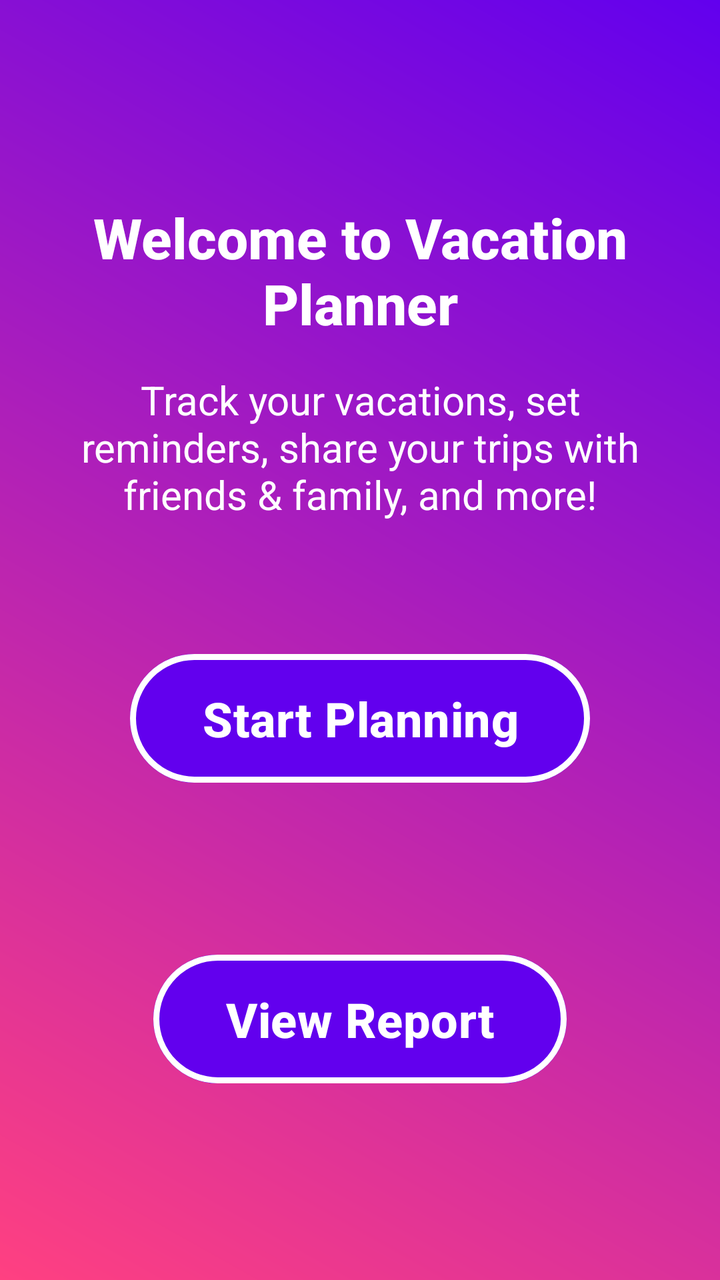
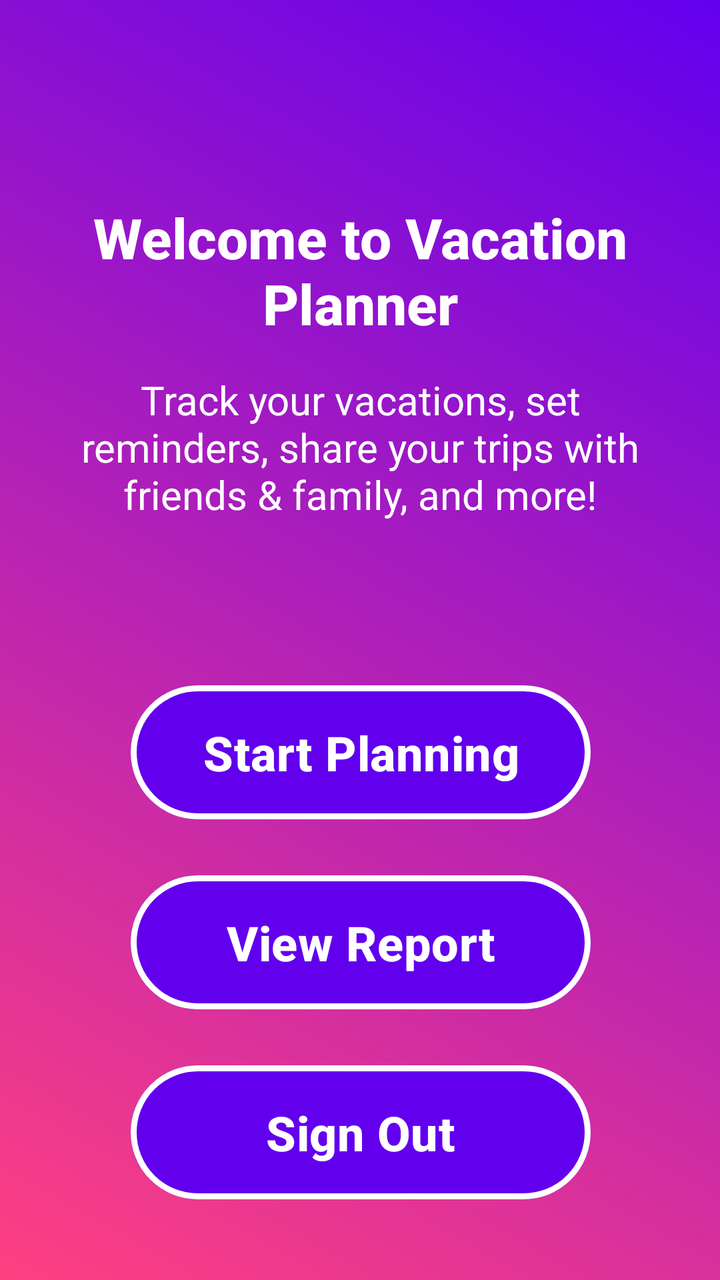

Screens rendered from an Android XML layout before and after an edit, with the pre-edit source and the edit as a unified diff.
<!-- AndroidManifest.xml: application theme Theme.D308VacationPlanner -->
<!-- res/layout/activity_main.xml -->
<androidx.constraintlayout.widget.ConstraintLayout xmlns:android="http://schemas.android.com/apk/res/android"
    xmlns:app="http://schemas.android.com/apk/res-auto"
    xmlns:tools="http://schemas.android.com/tools"
    android:id="@+id/main"
    android:layout_width="match_parent"
    android:layout_height="match_parent"
    android:background="@drawable/gradient_background"
    tools:context=".UI.MainActivity">

    
    <TextView
        android:id="@+id/welcomeTitle"
        android:layout_width="wrap_content"
        android:layout_height="wrap_content"
        android:text="@string/welcome_to_vacation_planner"
        android:textColor="@color/white"
        android:textSize="28sp"
        android:textStyle="bold"
        android:fontFamily="sans-serif-medium"
        android:textAlignment="center"
        app:layout_constraintTop_toTopOf="parent"
        app:layout_constraintStart_toStartOf="parent"
        app:layout_constraintEnd_toEndOf="parent"
        android:layout_marginTop="100dp"/>

    
    <TextView
        android:id="@+id/introText"
        android:layout_width="wrap_content"
        android:layout_height="wrap_content"
        android:text="@string/track_your_vacations_set_reminders_share_your_trips_with_friends_amp_family_and_more"
        android:textColor="@color/white"
        android:textSize="20sp"
        android:fontFamily="sans-serif"
        android:textAlignment="center"
        android:paddingStart="24dp"
        android:paddingEnd="24dp"
        app:layout_constraintTop_toBottomOf="@id/welcomeTitle"
        app:layout_constraintStart_toStartOf="parent"
        app:layout_constraintEnd_toEndOf="parent"
        android:layout_marginTop="16dp"
        android:layout_marginBottom="20dp"/>

    
    <Button
        android:id="@+id/button"
        android:layout_width="wrap_content"
        android:layout_height="wrap_content"
        android:text="@string/start_planning"
        android:textColor="@android:color/white"
        android:backgroundTint="@color/endGradient"
        android:paddingLeft="36dp"
        android:paddingRight="36dp"
        android:paddingTop="16dp"
        android:paddingBottom="16dp"
        android:textSize="24sp"
        android:textStyle="bold"
        android:elevation="8dp"
        app:layout_constraintTop_toBottomOf="@id/introText"
        app:layout_constraintStart_toStartOf="parent"
        app:layout_constraintEnd_toEndOf="parent"
        app:layout_constraintBottom_toTopOf="@id/buttonViewReport"
        android:layout_marginBottom="16dp"
        app:strokeColor="@android:color/white"
        app:strokeWidth="3dp"
        app:cornerRadius="40dp"/>

    
    <Button
        android:id="@+id/buttonViewReport"
        android:layout_width="wrap_content"
        android:layout_height="wrap_content"
        android:text="View Report"
        android:textColor="@android:color/white"
        android:backgroundTint="@color/endGradient"
        android:paddingLeft="36dp"
        android:paddingRight="36dp"
        android:paddingTop="16dp"
        android:paddingBottom="16dp"
        android:textSize="24sp"
        android:textStyle="bold"
        android:elevation="8dp"
        app:layout_constraintTop_toBottomOf="@id/button"
        app:layout_constraintStart_toStartOf="parent"
        app:layout_constraintEnd_toEndOf="parent"
        app:layout_constraintBottom_toBottomOf="parent"
        android:layout_marginBottom="32dp"
        app:strokeColor="@android:color/white"
        app:strokeWidth="3dp"
        app:cornerRadius="40dp"/>

</androidx.constraintlayout.widget.ConstraintLayout>
<!-- resources referenced by this layout -->
<resources>
  <color name="endGradient">#6200EE</color>
  <color name="white">#FFFFFFFF</color>
  <!-- drawable gradient_background (drawable) -->
  <?xml version="1.0" encoding="utf-8"?>
  <shape xmlns:android="http://schemas.android.com/apk/res/android">
      <gradient
          android:startColor="@color/startGradient"
          android:endColor="@color/endGradient"
          android:angle="45"/>
  </shape>
  <string name="start_planning">Start Planning</string>
  <string name="track_your_vacations_set_reminders_share_your_trips_with_friends_amp_family_and_more">Track your vacations, set reminders, share your trips with friends &amp; family, and more!</string>
  <string name="welcome_to_vacation_planner">Welcome to Vacation Planner</string>
  <style name="Theme.D308VacationPlanner" parent="Base.Theme.D308VacationPlanner" />
  <color name="startGradient">#FF4081</color>
  <style name="Base.Theme.D308VacationPlanner" parent="Theme.Material3.DayNight">
          
          
      </style>
</resources>

<!-- the commit's change to res/layout/activity_main.xml (unified diff, before → after) -->
@@ -12,81 +12,109 @@
         android:id="@+id/welcomeTitle"
         android:layout_width="wrap_content"
         android:layout_height="wrap_content"
+        android:layout_marginTop="100dp"
+        android:fontFamily="sans-serif-medium"
         android:text="@string/welcome_to_vacation_planner"
+        android:textAlignment="center"
         android:textColor="@color/white"
         android:textSize="28sp"
         android:textStyle="bold"
-        android:fontFamily="sans-serif-medium"
-        android:textAlignment="center"
-        app:layout_constraintTop_toTopOf="parent"
+        app:layout_constraintEnd_toEndOf="parent"
         app:layout_constraintStart_toStartOf="parent"
-        app:layout_constraintEnd_toEndOf="parent"
-        android:layout_marginTop="100dp"/>
+        app:layout_constraintTop_toTopOf="parent" />
 
     
     <TextView
         android:id="@+id/introText"
         android:layout_width="wrap_content"
         android:layout_height="wrap_content"
+        android:layout_marginTop="16dp"
+        android:layout_marginBottom="20dp"
+        android:fontFamily="sans-serif"
+        android:paddingStart="24dp"
+        android:paddingEnd="24dp"
         android:text="@string/track_your_vacations_set_reminders_share_your_trips_with_friends_amp_family_and_more"
+        android:textAlignment="center"
         android:textColor="@color/white"
         android:textSize="20sp"
-        android:fontFamily="sans-serif"
-        android:textAlignment="center"
-        android:paddingStart="24dp"
-        android:paddingEnd="24dp"
-        app:layout_constraintTop_toBottomOf="@id/welcomeTitle"
+        app:layout_constraintEnd_toEndOf="parent"
         app:layout_constraintStart_toStartOf="parent"
-        app:layout_constraintEnd_toEndOf="parent"
-        android:layout_marginTop="16dp"
-        android:layout_marginBottom="20dp"/>
+        app:layout_constraintTop_toBottomOf="@id/welcomeTitle" />
+
+    
 
     
     <Button
         android:id="@+id/button"
-        android:layout_width="wrap_content"
-        android:layout_height="wrap_content"
+        android:layout_width="230dp"
+        android:layout_height="75dp"
+        android:layout_marginBottom="16dp"
+        android:backgroundTint="@color/endGradient"
+        android:elevation="8dp"
+        android:paddingLeft="36dp"
+        android:paddingTop="16dp"
+        android:paddingRight="36dp"
+        android:paddingBottom="16dp"
         android:text="@string/start_planning"
         android:textColor="@android:color/white"
-        android:backgroundTint="@color/endGradient"
-        android:paddingLeft="36dp"
-        android:paddingRight="36dp"
-        android:paddingTop="16dp"
-        android:paddingBottom="16dp"
         android:textSize="24sp"
         android:textStyle="bold"
-        android:elevation="8dp"
+        app:cornerRadius="40dp"
+        app:layout_constraintBottom_toTopOf="@id/signOutButton"
+        app:layout_constraintEnd_toEndOf="parent"
+        app:layout_constraintHorizontal_bias="0.502"
+        app:layout_constraintStart_toStartOf="parent"
         app:layout_constraintTop_toBottomOf="@id/introText"
-        app:layout_constraintStart_toStartOf="parent"
-        app:layout_constraintEnd_toEndOf="parent"
-        app:layout_constraintBottom_toTopOf="@id/buttonViewReport"
-        android:layout_marginBottom="16dp"
+        app:layout_constraintVertical_bias="0.441"
         app:strokeColor="@android:color/white"
-        app:strokeWidth="3dp"
-        app:cornerRadius="40dp"/>
+        app:strokeWidth="3dp" />
 
     
     <Button
         android:id="@+id/buttonViewReport"
-        android:layout_width="wrap_content"
-        android:layout_height="wrap_content"
+        android:layout_width="230dp"
+        android:layout_height="75dp"
+        android:layout_marginTop="20dp"
+        android:backgroundTint="@color/endGradient"
+        android:elevation="8dp"
+        android:paddingLeft="36dp"
+        android:paddingTop="16dp"
+        android:paddingRight="36dp"
+        android:paddingBottom="16dp"
         android:text="View Report"
         android:textColor="@android:color/white"
-        android:backgroundTint="@color/endGradient"
-        android:paddingLeft="36dp"
-        android:paddingRight="36dp"
-        android:paddingTop="16dp"
-        android:paddingBottom="16dp"
         android:textSize="24sp"
         android:textStyle="bold"
+        app:cornerRadius="40dp"
+        app:layout_constraintEnd_toEndOf="parent"
+        app:layout_constraintHorizontal_bias="0.502"
+        app:layout_constraintStart_toStartOf="parent"
+        app:layout_constraintTop_toBottomOf="@id/button"
+        app:strokeColor="@android:color/white"
+        app:strokeWidth="3dp" />
+
+    
+    <Button
+        android:id="@+id/signOutButton"
+        android:layout_width="230dp"
+        android:layout_height="75dp"
+        android:layout_marginTop="20dp"
+        android:backgroundTint="@color/endGradient"
         android:elevation="8dp"
-        app:layout_constraintTop_toBottomOf="@id/button"
+        android:paddingLeft="36dp"
+        android:paddingTop="16dp"
+        android:paddingRight="36dp"
+        android:paddingBottom="16dp"
+        android:text="Sign Out"
+        android:textColor="@android:color/white"
+        android:textSize="24sp"
+        android:textStyle="bold"
+        app:cornerRadius="40dp"
+        app:layout_constraintEnd_toEndOf="parent"
+        app:layout_constraintHorizontal_bias="0.502"
         app:layout_constraintStart_toStartOf="parent"
-        app:layout_constraintEnd_toEndOf="parent"
-        app:layout_constraintBottom_toBottomOf="parent"
-        android:layout_marginBottom="32dp"
+        app:layout_constraintTop_toBottomOf="@id/buttonViewReport"
         app:strokeColor="@android:color/white"
-        app:strokeWidth="3dp"
-        app:cornerRadius="40dp"/>
+        app:strokeWidth="3dp" />
 
 </androidx.constraintlayout.widget.ConstraintLayout>
